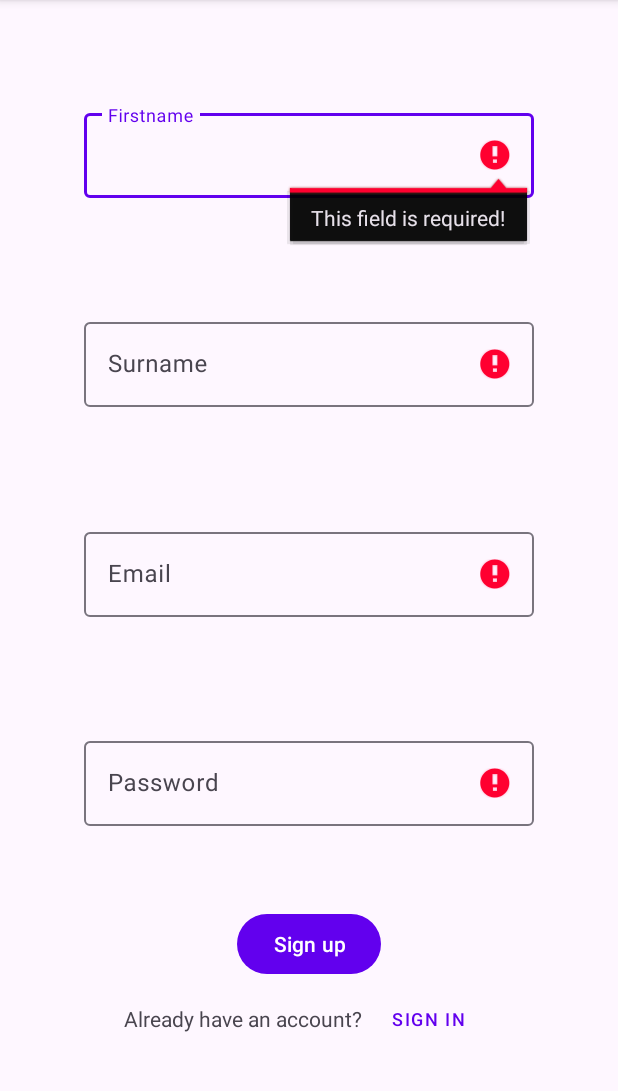
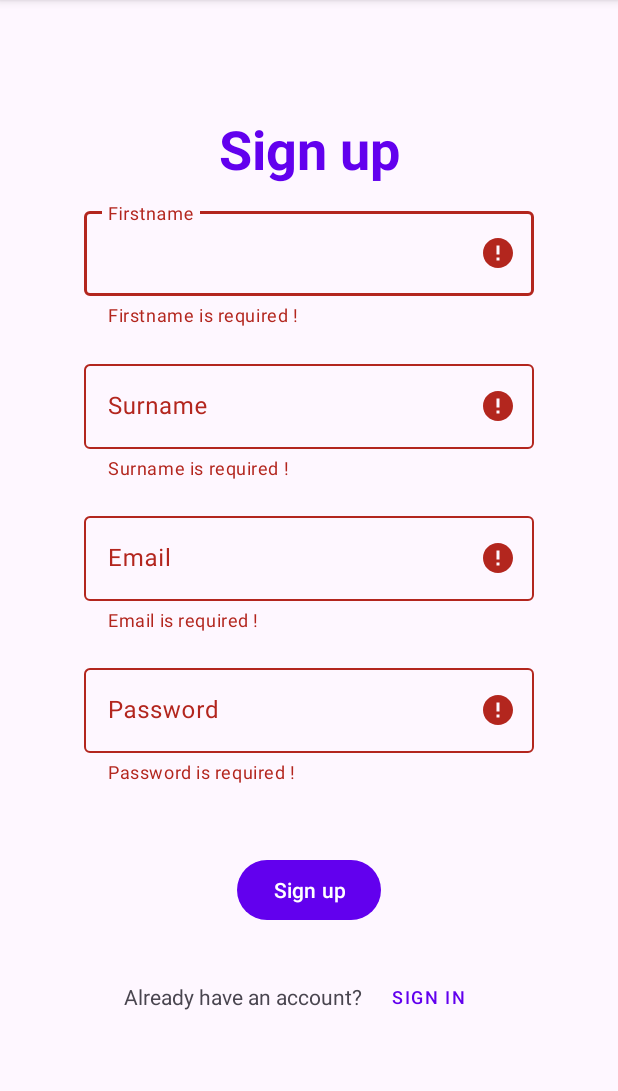
Before and after one commit to NghiaHaNgoc/HotelBookingApp, an Android app: the fragment SignUpFragment shown on its own in the app's theme, after a tap on "Sign up", on a phone screen of 412 x 824 dp, the part 96-1187 px from its top. Run offline under Robolectric (Android 15) with nearby library versions, the phone set to English and light mode, and no system bars; 1 statement that could not run was skipped.

Commit message:
validate form sign up and navigate between signin and signup form

```diff
--- a/app/src/main/java/com/hotel/hotel_booking_app/ui/sign_in/SignInFragment.java
+++ b/app/src/main/java/com/hotel/hotel_booking_app/ui/sign_in/SignInFragment.java
@@ -83,6 +83,10 @@ public class SignInFragment extends Fragment {
             public void onClick(DialogInterface dialog, int id) {
 
             }
+        });
+
+        binding.buttonSignInToSignUp.setOnClickListener(v -> {
+            navController.navigate(R.id.action_nav_sign_in_to_nav_sign_up);
         });
 
         TextInputLayout emailInputLayout = binding.emailInputLayout;
--- a/app/src/main/java/com/hotel/hotel_booking_app/ui/sign_up/SignUpFragment.java
+++ b/app/src/main/java/com/hotel/hotel_booking_app/ui/sign_up/SignUpFragment.java
@@ -11,12 +11,17 @@ import androidx.fragment.app.Fragment;
 import androidx.navigation.NavController;
 import androidx.navigation.Navigation;
 
+import android.text.Editable;
+import android.text.TextUtils;
+import android.text.TextWatcher;
 import android.util.Log;
+import android.util.Patterns;
 import android.view.LayoutInflater;
 import android.view.View;
 import android.view.ViewGroup;
 import android.widget.Toast;
 
+import com.google.android.material.textfield.TextInputLayout;
 import com.hotel.hotel_booking_app.R;
 import com.hotel.hotel_booking_app.databinding.FragmentSignUpBinding;
 import com.hotel.hotel_booking_app.model.ApiResponse;
@@ -63,12 +68,89 @@ public class SignUpFragment extends Fragment {
 
                     }
                 });
+        binding.buttonSignUpToSignIn.setOnClickListener(v -> {
+            navController.navigate(R.id.action_nav_sign_up_to_nav_sign_in);
+        });
+
+        TextInputLayout firstnameInputLayout = binding.firstnameInputLayout;
+        TextInputLayout surnameInputLayout = binding.surnameInputLayout;
+        TextInputLayout emailInputLayout = binding.emailInputLayout;
+        TextInputLayout passwordInputLayout = binding.passwordInputLayout;
+
+        binding.signUpFirstname.addTextChangedListener(new TextWatcher() {
+            @Override
+            public void beforeTextChanged(CharSequence charSequence, int i, int i1, int i2) {
+
+            }
+
+            @Override
+            public void onTextChanged(CharSequence charSequence, int i, int i1, int i2) {
+                firstnameInputLayout.setError(null);
+            }
+
+            @Override
+            public void afterTextChanged(Editable editable) {
+
+            }
+        });
+
+        binding.signUpSurname.addTextChangedListener(new TextWatcher() {
+            @Override
+            public void beforeTextChanged(CharSequence charSequence, int i, int i1, int i2) {
+
+            }
+
+            @Override
+            public void onTextChanged(CharSequence charSequence, int i, int i1, int i2) {
+                surnameInputLayout.setError(null);
+            }
+
+            @Override
+            public void afterTextChanged(Editable editable) {
+
+            }
+        });
+
+        binding.signUpEmail.addTextChangedListener(new TextWatcher() {
+            @Override
+            public void beforeTextChanged(CharSequence charSequence, int i, int i1, int i2) {
+
+            }
+
+            @Override
+            public void onTextChanged(CharSequence charSequence, int i, int i1, int i2) {
+                emailInputLayout.setError(null);
+            }
+
+            @Override
+            public void afterTextChanged(Editable editable) {
+
+            }
+        });
+
+        binding.signUpPassword.addTextChangedListener(new TextWatcher() {
+            @Override
+            public void beforeTextChanged(CharSequence charSequence, int i, int i1, int i2) {
+
+            }
+
+            @Override
+            public void onTextChanged(CharSequence charSequence, int i, int i1, int i2) {
+                passwordInputLayout.setError(null);
+            }
+
+            @Override
+            public void afterTextChanged(Editable editable) {
+
+            }
+        });
+
         binding.signUpSubmit.setOnClickListener(view -> {
             String firstname = binding.signUpFirstname.getText().toString().trim();
             String surname = binding.signUpSurname.getText().toString().trim();
             String email = binding.signUpEmail.getText().toString().trim();
             String password = binding.signUpPassword.getText().toString().trim();
-            if (checkAllFields(firstname, surname, email, password)) {
+            if (validateFormSignUp(firstname, surname, email, password)) {
                 User.SignUpInput signUpInput = new User.SignUpInput(firstname, surname, email, password);
                 new ApiService(getContext()).signUp(signUpInput).enqueue(new Callback<ApiResponse<User.SignInOutput>>() {
                     @Override
@@ -104,30 +186,59 @@ public class SignUpFragment extends Fragment {
 
     }
 
-    private boolean checkAllFields(String firstname, String surname, String email, String password) {
-        String errorMessage = getContext().getResources().getString(R.string.require_input_message);
-        boolean isValid = true;
-        if (firstname.isEmpty()) {
-            binding.signUpFirstname.setError(errorMessage);
-            isValid = false;
+    private boolean validateFormSignUp(
+            String firstname,
+            String surname,
+            String email,
+            String password
+    ) {
+        String messageErrorFirstname = "";
+        String messageErrorSurname = "";
+        String messageErrorEmail = "";
+        String messageErrorPassword = "";
+
+        //validate firstname
+        if (TextUtils.isEmpty(firstname)) {
+            messageErrorFirstname = "Firstname is required !";
+        }
+        if (!messageErrorFirstname.isEmpty()) {
+            binding.firstnameInputLayout.setError(messageErrorFirstname);
         }
 
-        if (surname.isEmpty()) {
-            binding.signUpSurname.setError(errorMessage);
-            isValid = false;
+        //validate surname
+        if (TextUtils.isEmpty(surname)) {
+            messageErrorSurname = "Surname is required !";
+        }
+        if (!messageErrorSurname.isEmpty()) {
+            binding.surnameInputLayout.setError(messageErrorSurname);
         }
 
-        if (email.isEmpty()) {
-            binding.signUpEmail.setError(errorMessage);
-            isValid = false;
+        // validate email
+        if (TextUtils.isEmpty(email)) {
+            messageErrorEmail = "Email is required !";
+        }
+        if (
+            !Patterns.EMAIL_ADDRESS.matcher(email).matches() &&
+            messageErrorEmail.isEmpty()
+        ) {
+            messageErrorEmail = "Email is wrong format !";
+        }
+        if (!messageErrorEmail.isEmpty()) {
+            binding.emailInputLayout.setError(messageErrorEmail);
         }
 
-        if (password.isEmpty()) {
-            binding.signUpPassword.setError(errorMessage);
-            isValid = false;
+        //validate password
+        if (TextUtils.isEmpty(password)) {
+            messageErrorPassword = "Password is required !";
+        }
+        if (password.length() < 6 && messageErrorPassword.isEmpty()) {
+            messageErrorPassword = "Password must be at least 6 characters !";
+        }
+        if (!messageErrorPassword.isEmpty()) {
+            binding.passwordInputLayout.setError(messageErrorPassword);
         }
 
-        // after all validation return true.
-        return isValid;
+        return messageErrorEmail.isEmpty() && messageErrorPassword.isEmpty() &&
+                messageErrorFirstname.isEmpty() && messageErrorSurname.isEmpty();
     }
 }
--- a/app/src/main/res/layout/fragment_sign_up.xml
+++ b/app/src/main/res/layout/fragment_sign_up.xml
@@ -6,8 +6,24 @@
     android:layout_height="match_parent"
     tools:context=".ui.sign_up.SignUpFragment">
 
+    <TextView
+        android:layout_width="wrap_content"
+        android:layout_height="wrap_content"
+        android:text="@string/sign_up"
+        android:id="@+id/loginText"
+        android:textSize="36sp"
+        android:textAlignment="center"
+        android:textStyle="bold"
+        android:textColor="@color/purple_500"
+        app:layout_constraintBottom_toBottomOf="@+id/emailInputLayout"
+        app:layout_constraintEnd_toEndOf="parent"
+        app:layout_constraintStart_toStartOf="parent"
+        app:layout_constraintTop_toTopOf="parent"
+        app:layout_constraintVertical_bias="0.2"
+        />
 
     <com.google.android.material.textfield.TextInputLayout
+        android:id="@+id/firstnameInputLayout"
         android:layout_width="300dp"
         android:layout_height="wrap_content"
         app:layout_constraintBottom_toBottomOf="parent"
@@ -15,7 +31,7 @@
         app:layout_constraintStart_toStartOf="parent"
         app:layout_constraintTop_toTopOf="parent"
         app:layout_constraintHorizontal_bias="0.5"
-        app:layout_constraintVertical_bias="0.1">
+        app:layout_constraintVertical_bias="0.2">
 
         <com.google.android.material.textfield.TextInputEditText
             android:id="@+id/sign_up_firstname"
@@ -26,6 +42,7 @@
     </com.google.android.material.textfield.TextInputLayout>
 
     <com.google.android.material.textfield.TextInputLayout
+        android:id="@+id/surnameInputLayout"
         android:layout_width="300dp"
         android:layout_height="wrap_content"
         app:layout_constraintBottom_toBottomOf="parent"
@@ -33,7 +50,7 @@
         app:layout_constraintHorizontal_bias="0.5"
         app:layout_constraintStart_toStartOf="parent"
         app:layout_constraintTop_toTopOf="parent"
-        app:layout_constraintVertical_bias="0.3">
+        app:layout_constraintVertical_bias="0.35">
 
         <com.google.android.material.textfield.TextInputEditText
             android:id="@+id/sign_up_surname"
@@ -45,6 +62,7 @@
     </com.google.android.material.textfield.TextInputLayout>
 
     <com.google.android.material.textfield.TextInputLayout
+        android:id="@+id/emailInputLayout"
         android:layout_width="300dp"
         android:layout_height="wrap_content"
         app:layout_constraintBottom_toBottomOf="parent"
@@ -63,6 +81,7 @@
     </com.google.android.material.textfield.TextInputLayout>
 
     <com.google.android.material.textfield.TextInputLayout
+        android:id="@+id/passwordInputLayout"
         android:layout_width="300dp"
         android:layout_height="wrap_content"
         app:layout_constraintBottom_toBottomOf="parent"
@@ -70,7 +89,7 @@
         app:layout_constraintHorizontal_bias="0.5"
         app:layout_constraintStart_toStartOf="parent"
         app:layout_constraintTop_toTopOf="parent"
-        app:layout_constraintVertical_bias="0.7">
+        app:layout_constraintVertical_bias="0.65">
 
         <com.google.android.material.textfield.TextInputEditText
             android:id="@+id/sign_up_password"
@@ -90,7 +109,7 @@
         app:layout_constraintHorizontal_bias="0.5"
         app:layout_constraintStart_toStartOf="parent"
         app:layout_constraintTop_toTopOf="parent"
-        app:layout_constraintVertical_bias="0.85"/>
+        app:layout_constraintVertical_bias="0.8"/>
 
     <LinearLayout
         android:layout_width="match_parent"
@@ -101,10 +120,8 @@
         app:layout_constraintEnd_toEndOf="parent"
         app:layout_constraintStart_toStartOf="parent"
         app:layout_constraintTop_toTopOf="parent"
-        app:layout_constraintVertical_bias="0.92"
+        app:layout_constraintVertical_bias="0.9"
         >
-
-
         <TextView
             android:id="@+id/textView"
             android:layout_width="wrap_content"
--- a/app/src/main/res/navigation/mobile_navigation.xml
+++ b/app/src/main/res/navigation/mobile_navigation.xml
@@ -50,11 +50,19 @@
         android:id="@+id/nav_sign_in"
         android:name="com.hotel.hotel_booking_app.ui.sign_in.SignInFragment"
         android:label="@string/sign_in"
-        tools:layout="@layout/fragment_sign_in"/>
+        tools:layout="@layout/fragment_sign_in">
+        <action
+            android:id="@+id/action_nav_sign_in_to_nav_sign_up"
+            app:destination="@id/nav_sign_up" />
+    </fragment>
 
     <fragment
         android:id="@+id/nav_sign_up"
         android:name="com.hotel.hotel_booking_app.ui.sign_up.SignUpFragment"
         android:label="@string/sign_up"
-        tools:layout="@layout/fragment_sign_up"/>
+        tools:layout="@layout/fragment_sign_up">
+        <action
+            android:id="@+id/action_nav_sign_up_to_nav_sign_in"
+            app:destination="@id/nav_sign_in" />
+    </fragment>
 </navigation>
```
Lines whose indentation alone changed are shown as unchanged.
